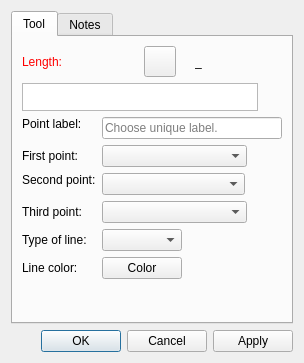
First picture: the form in src/libs/vtools/dialogs/tools/dialogshoulderpoint.ui, repository equinox-patterns/Ostara, before the edit.
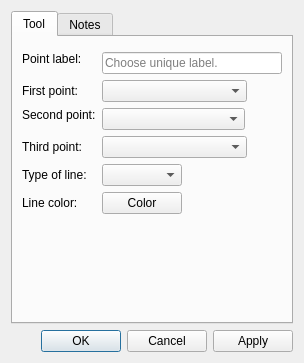
Second picture: the form after the edit. Icons and pictures are not drawn. Custom widgets are drawn as their Qt base class.

Commit message: Étape 0b — FormulaInputWidget : factorisation des champs formule dans 20 dialogues

The edit to the form file:
```diff
--- a/src/libs/vtools/dialogs/tools/dialogshoulderpoint.ui
+++ b/src/libs/vtools/dialogs/tools/dialogshoulderpoint.ui
@@ -32,183 +32,7 @@
       </attribute>
       <layout class="QVBoxLayout" name="verticalLayout">
        <item>
-        <layout class="QHBoxLayout" name="horizontalLayout_2">
-         <item alignment="Qt::AlignLeft">
-          <widget class="QLabel" name="labelEditFormula">
-           <property name="sizePolicy">
-            <sizepolicy hsizetype="Fixed" vsizetype="Preferred">
-             <horstretch>0</horstretch>
-             <verstretch>0</verstretch>
-            </sizepolicy>
-           </property>
-           <property name="palette">
-            <palette>
-             <active>
-              <colorrole role="WindowText">
-               <brush brushstyle="SolidPattern">
-                <color alpha="255">
-                 <red>255</red>
-                 <green>0</green>
-                 <blue>0</blue>
-                </color>
-               </brush>
-              </colorrole>
-             </active>
-             <inactive>
-              <colorrole role="WindowText">
-               <brush brushstyle="SolidPattern">
-                <color alpha="255">
-                 <red>255</red>
-                 <green>0</green>
-                 <blue>0</blue>
-                </color>
-               </brush>
-              </colorrole>
-             </inactive>
-             <disabled>
-              <colorrole role="WindowText">
-               <brush brushstyle="SolidPattern">
-                <color alpha="255">
-                 <red>159</red>
-                 <green>158</green>
-                 <blue>158</blue>
-                </color>
-               </brush>
-              </colorrole>
-             </disabled>
-            </palette>
-           </property>
-           <property name="text">
-            <string>Length:</string>
-           </property>
-          </widget>
-         </item>
-         <item>
-          <spacer name="horizontalSpacer">
-           <property name="orientation">
-            <enum>Qt::Horizontal</enum>
-           </property>
-           <property name="sizeHint" stdset="0">
-            <size>
-             <width>40</width>
-             <height>20</height>
-            </size>
-           </property>
-          </spacer>
-         </item>
-         <item alignment="Qt::AlignRight">
-          <widget class="QToolButton" name="toolButtonExprLength">
-           <property name="toolTip">
-            <string>Formula wizard</string>
-           </property>
-           <property name="text">
-            <string notr="true"/>
-           </property>
-           <property name="icon">
-            <iconset resource="../../../vmisc/share/resources/icon.qrc">
-             <normaloff>:/icon/light/24x24/fx.png</normaloff>:/icon/light/24x24/fx.png</iconset>
-           </property>
-           <property name="iconSize">
-            <size>
-             <width>24</width>
-             <height>24</height>
-            </size>
-           </property>
-          </widget>
-         </item>
-         <item alignment="Qt::AlignRight">
-          <widget class="QLabel" name="label_3">
-           <property name="text">
-            <string/>
-           </property>
-           <property name="pixmap">
-            <pixmap resource="../../../vmisc/share/resources/icon.qrc">:/icon/light/24x24/equal.png</pixmap>
-           </property>
-          </widget>
-         </item>
-         <item alignment="Qt::AlignRight">
-          <widget class="QLabel" name="labelResultCalculation">
-           <property name="sizePolicy">
-            <sizepolicy hsizetype="Fixed" vsizetype="Preferred">
-             <horstretch>0</horstretch>
-             <verstretch>0</verstretch>
-            </sizepolicy>
-           </property>
-           <property name="minimumSize">
-            <size>
-             <width>87</width>
-             <height>0</height>
-            </size>
-           </property>
-           <property name="toolTip">
-            <string>Value</string>
-           </property>
-           <property name="text">
-            <string notr="true">_</string>
-           </property>
-          </widget>
-         </item>
-        </layout>
-       </item>
-       <item>
-        <layout class="QHBoxLayout" name="horizontalLayout_formula">
-         <item>
-          <widget class="VPlainTextEdit" name="plainTextEditFormula">
-           <property name="sizePolicy">
-            <sizepolicy hsizetype="Expanding" vsizetype="Preferred">
-             <horstretch>0</horstretch>
-             <verstretch>0</verstretch>
-            </sizepolicy>
-           </property>
-           <property name="maximumSize">
-            <size>
-             <width>16777215</width>
-             <height>28</height>
-            </size>
-           </property>
-           <property name="toolTip">
-            <string>Calculation</string>
-           </property>
-           <property name="tabChangesFocus">
-            <bool>true</bool>
-           </property>
-          </widget>
-         </item>
-         <item>
-          <widget class="QPushButton" name="pushButtonGrowLength">
-           <property name="maximumSize">
-            <size>
-             <width>18</width>
-             <height>18</height>
-            </size>
-           </property>
-           <property name="sizeIncrement">
-            <size>
-             <width>0</width>
-             <height>0</height>
-            </size>
-           </property>
-           <property name="toolTip">
-            <string>&lt;html&gt;&lt;head/&gt;&lt;body&gt;&lt;p&gt;Show full calculation in message box&lt;/p&gt;&lt;/body&gt;&lt;/html&gt;</string>
-           </property>
-           <property name="text">
-            <string notr="true"/>
-           </property>
-           <property name="icon">
-            <iconset theme="go-down"/>
-           </property>
-           <property name="iconSize">
-            <size>
-             <width>16</width>
-             <height>16</height>
-            </size>
-           </property>
-           <property name="flat">
-            <bool>true</bool>
-           </property>
-          </widget>
-         </item>
-        </layout>
+        <widget class="QWidget" name="formulaPlaceholder" native="true"/>
        </item>
        <item>
         <layout class="QFormLayout" name="formLayout">
```
The commit also changes 59 other files.
